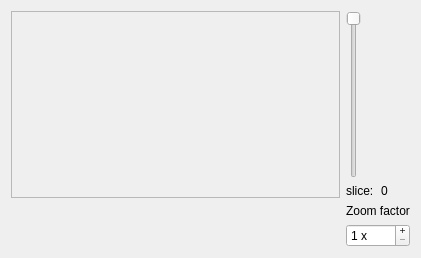
This is modules/src/gui/widgets/voxelvolumeview.ui in phernst/ctl as Qt 5 draws it before an edit. The edited form follows.
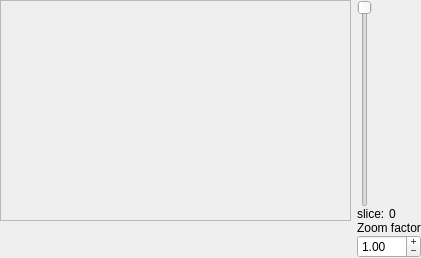
This is the edited form. Custom widgets are drawn as their Qt base class.

Commit message: modified layout and added external setter for widgets

```diff
--- a/modules/src/gui/widgets/voxelvolumeview.ui
+++ b/modules/src/gui/widgets/voxelvolumeview.ui
@@ -14,6 +14,21 @@
    <string>Form</string>
   </property>
   <layout class="QGridLayout" name="gridLayout">
+   <property name="leftMargin">
+    <number>0</number>
+   </property>
+   <property name="topMargin">
+    <number>0</number>
+   </property>
+   <property name="rightMargin">
+    <number>0</number>
+   </property>
+   <property name="bottomMargin">
+    <number>0</number>
+   </property>
+   <property name="verticalSpacing">
+    <number>0</number>
+   </property>
    <item row="0" column="2">
     <widget class="QSlider" name="verticalSlider">
      <property name="orientation">
@@ -65,22 +80,6 @@
      </property>
     </widget>
    </item>
-   <item row="3" column="2">
-    <widget class="QSpinBox" name="_SB_zoom">
-     <property name="buttonSymbols">
-      <enum>QAbstractSpinBox::PlusMinus</enum>
-     </property>
-     <property name="suffix">
-      <string> x</string>
-     </property>
-     <property name="minimum">
-      <number>1</number>
-     </property>
-     <property name="maximum">
-      <number>10</number>
-     </property>
-    </widget>
-   </item>
    <item row="0" column="0" rowspan="2" colspan="2">
     <widget class="QScrollArea" name="scrollArea">
      <property name="widgetResizable">
@@ -94,8 +93,8 @@
        <rect>
         <x>0</x>
         <y>0</y>
-        <width>323</width>
-        <height>180</height>
+        <width>335</width>
+        <height>204</height>
        </rect>
       </property>
       <layout class="QGridLayout" name="gridLayout_2">
@@ -113,6 +112,25 @@
      </widget>
     </widget>
    </item>
+   <item row="3" column="2">
+    <widget class="QDoubleSpinBox" name="_SB_zoom">
+     <property name="buttonSymbols">
+      <enum>QAbstractSpinBox::PlusMinus</enum>
+     </property>
+     <property name="minimum">
+      <double>0.250000000000000</double>
+     </property>
+     <property name="maximum">
+      <double>10.000000000000000</double>
+     </property>
+     <property name="singleStep">
+      <double>0.250000000000000</double>
+     </property>
+     <property name="value">
+      <double>1.000000000000000</double>
+     </property>
+    </widget>
+   </item>
   </layout>
  </widget>
  <customwidgets>
```
Left out of the diff: 10 changed lines with no effect on the pictures. The commit also changes 3 other files.
